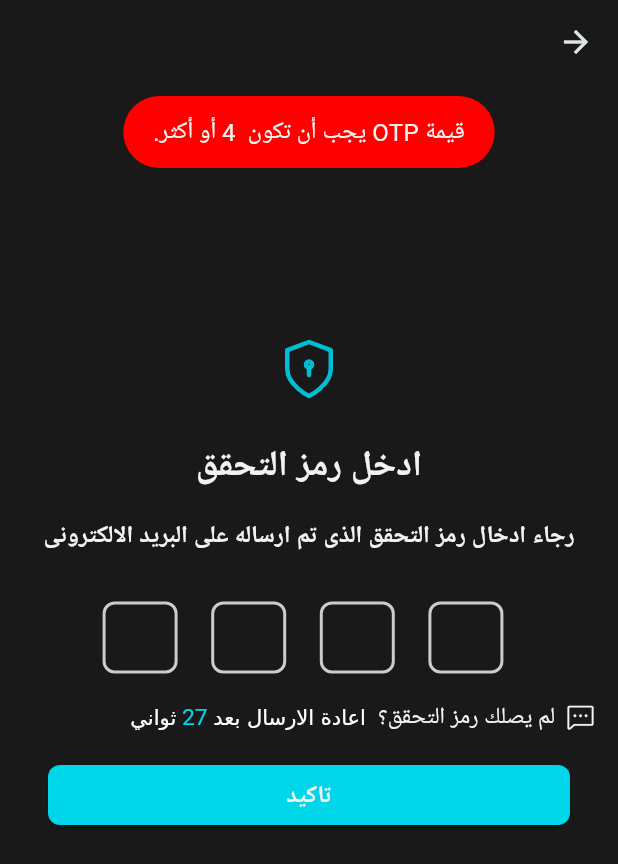
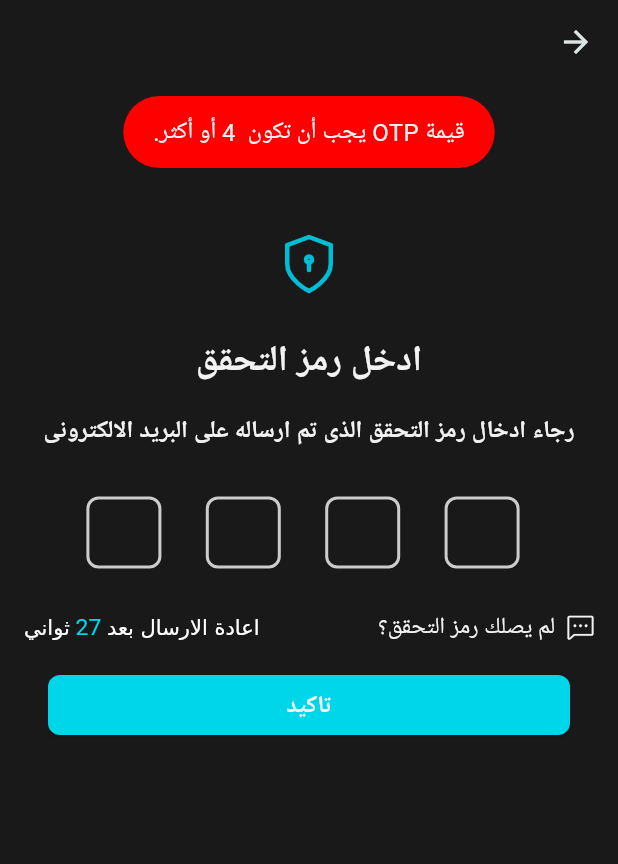
Before and after one commit to SakerDakak/ur-fit, a Flutter app: the OTPWidget screen opened directly with empty values, after a tap on "تاكيد", on a phone screen of 412 x 824 dp. Shown: the top 864 px of the screen. Run offline on Flutter 3.47's test engine with Material 3 defaults, Android fonts, the phone set to English and light mode, and no system bars; drawn by our look-alikes of flutter_otp_text_field, loader_overlay; our stand-ins replace animated_flip_counter, bloc, cached_network_image, dartz, dio, equatable and 26 more; missing offline and left inert: flutter_keychain, gif, health, shorebird_code_push; accounts and stored records are empty; Roboto replaces fonts that are missing (Cairo); project files that could hold a hidden picture were left out.

Commit message:
اصلاح وتحسين تحقق ال otp

```diff
--- a/lib/core/presentation/localization/app_ar.arb
+++ b/lib/core/presentation/localization/app_ar.arb
@@ -99,6 +99,7 @@
   "couponIsInValid": "هذا الكوبون غير صالح",
   "googleAuthenticationFailed": "فشل في التحقق من جوجل",
   "emailNotFound": "الايميل غير موجود",
+  "invalidVerificationCode": "كود التحقق غير صحيح",
   "youHaveSuccessfullySubscribedToPlan": "تم الاشتراك في الخطة بنجاح",
   "retry": "اعادة المحاولة",
   "pleaseEnterValidAge": "رجاء ادخال سن صحيح",
@@ -168,7 +169,7 @@
   "enterOtpCode": "ادخل رمز التحقق",
   "otpInfoText": "رجاء ادخال رمز التحقق الذى تم ارساله على البريد الالكترونى",
   "didntGetOtp": "لم يصلك رمز التحقق؟",
-  "pressToResendOtp": " اضغط هنا لاعادة الارسال",
+  "pressToResendOtp": "اضغط هنا لاعادة الارسال",
   "confirm": "تاكيد",
   "welcome": "مرحبا",
   "welcomingPhrase1": "سعداء بانضمامك الينا ",
--- a/lib/core/presentation/localization/app_en.arb
+++ b/lib/core/presentation/localization/app_en.arb
@@ -99,6 +99,7 @@
   "couponIsInValid": "This coupon is invalid",
   "googleAuthenticationFailed": "Google authentication failed",
   "emailNotFound": "Email not found",
+  "invalidVerificationCode": "Invalid verification code",
   "youHaveSuccessfullySubscribedToPlan": "You have successfully subscribed to the plan",
   "selectAll": "Select All",
   "retry": "Retry",
@@ -169,7 +170,7 @@
   "enterOtpCode": "Enter Otp Code",
   "otpInfoText": "Enter otp code that sent to your email",
   "didntGetOtp": "Didn't get otp?",
-  "pressToResendOtp": " Press here to resend",
+  "pressToResendOtp": "Press here to resend",
   "confirm": "Confirm",
   "welcome": "Welcome",
   "welcomingPhrase1": "We are happy to have you ",
--- a/lib/core/presentation/localization/app_localizations.dart
+++ b/lib/core/presentation/localization/app_localizations.dart
@@ -698,6 +698,12 @@ abstract class AppLocalizations {
   /// **'Email not found'**
   String get emailNotFound;
 
+  /// No description provided for @invalidVerificationCode.
+  ///
+  /// In en, this message translates to:
+  /// **'Invalid verification code'**
+  String get invalidVerificationCode;
+
   /// No description provided for @youHaveSuccessfullySubscribedToPlan.
   ///
   /// In en, this message translates to:
@@ -1061,7 +1067,7 @@ abstract class AppLocalizations {
   /// No description provided for @pressToResendOtp.
   ///
   /// In en, this message translates to:
-  /// **' Press here to resend'**
+  /// **'Press here to resend'**
   String get pressToResendOtp;
 
   /// No description provided for @confirm.
--- a/lib/core/presentation/localization/app_localizations_ar.dart
+++ b/lib/core/presentation/localization/app_localizations_ar.dart
@@ -320,6 +320,9 @@ class AppLocalizationsAr extends AppLocalizations {
   String get emailNotFound => 'الايميل غير موجود';
 
   @override
+  String get invalidVerificationCode => 'كود التحقق غير صحيح';
+
+  @override
   String get youHaveSuccessfullySubscribedToPlan =>
       'تم الاشتراك في الخطة بنجاح';
 
@@ -511,7 +514,7 @@ class AppLocalizationsAr extends AppLocalizations {
   String get didntGetOtp => 'لم يصلك رمز التحقق؟';
 
   @override
-  String get pressToResendOtp => ' اضغط هنا لاعادة الارسال';
+  String get pressToResendOtp => 'اضغط هنا لاعادة الارسال';
 
   @override
   String get confirm => 'تاكيد';
--- a/lib/core/presentation/localization/app_localizations_en.dart
+++ b/lib/core/presentation/localization/app_localizations_en.dart
@@ -320,6 +320,9 @@ class AppLocalizationsEn extends AppLocalizations {
   String get emailNotFound => 'Email not found';
 
   @override
+  String get invalidVerificationCode => 'Invalid verification code';
+
+  @override
   String get youHaveSuccessfullySubscribedToPlan =>
       'You have successfully subscribed to the plan';
 
@@ -510,7 +513,7 @@ class AppLocalizationsEn extends AppLocalizations {
   String get didntGetOtp => 'Didn\'t get otp?';
 
   @override
-  String get pressToResendOtp => ' Press here to resend';
+  String get pressToResendOtp => 'Press here to resend';
 
   @override
   String get confirm => 'Confirm';
--- a/lib/modules/auth/persentation/views/widget/otp_widget.dart
+++ b/lib/modules/auth/persentation/views/widget/otp_widget.dart
@@ -13,15 +13,13 @@ import '../../../../../core/presentation/style/colors.dart';
 import '../../../../../core/presentation/style/fonts.dart';
 
 class OTPWidget extends StatefulWidget {
-  const OTPWidget(
-      {super.key,
+  const OTPWidget({
+    super.key,
     required this.submitOtp,
     required this.resendCode,
-      required this.shouldResend});
-  // static const String route = "/otpScreen";
-  // static String routeWithData(String email, {bool shouldResend = false}) {
-  //   return "/otpScreen?email=$email&should_resend=$shouldResend";
-  // }
+    required this.shouldResend,
+  });
+
   final Future<void> Function(String otp) submitOtp;
   final Future<bool> Function() resendCode;
 
@@ -57,8 +55,9 @@ class _OTPWidgetState extends State<OTPWidget> {
 
   Future<void> _verifyOTP() async {
     final otp = otpCode.toString();
-    if (otp.length != 4)
+    if (otp.length != 4) {
       return Alerts.showToast(L10n.tr().valueMustBeNum(4, "OTP"));
+    }
 
     setState(() {
       isLoading = true;
@@ -105,7 +104,7 @@ class _OTPWidgetState extends State<OTPWidget> {
             crossAxisAlignment: CrossAxisAlignment.start,
             children: [
               SizedBox(
-                height: 150.px,
+                height: 80.px,
               ),
               Center(
                   child: SvgPicture.asset(
@@ -138,7 +137,7 @@ class _OTPWidgetState extends State<OTPWidget> {
                 height: 32.px,
               ),
               Padding(
-                padding: const EdgeInsets.symmetric(horizontal: 38),
+                padding: const EdgeInsets.symmetric(horizontal: 20),
                 child: Directionality(
                   textDirection: TextDirection.ltr,
                   child: OtpTextField(
@@ -168,11 +167,10 @@ class _OTPWidgetState extends State<OTPWidget> {
                   ),
                 ),
               ),
-              SizedBox(height: 16.px),
-              Wrap(
-                crossAxisAlignment: WrapCrossAlignment.center,
-                alignment: WrapAlignment.center,
-                runAlignment: WrapAlignment.center,
+              SizedBox(height: 26.px),
+              Row(
+                children: [
+                  Row(
                     children: [
                       SvgPicture.asset(
                         AssetsManager.msg,
@@ -180,11 +178,14 @@ class _OTPWidgetState extends State<OTPWidget> {
                         height: 18.px,
                       ),
                       SizedBox(width: 8.px),
-                  Text(
+                    ],
+                  ),
+                  Expanded(
+                    child: Text(
                       L10n.tr().didntGetOtp,
                       style: TStyle.regular_16,
                     ),
-                  SizedBox(width: 8.px),
+                  ),
                   ValueListenableBuilder(
                     valueListenable: seconds,
                     builder: (context, value, child) => value < 1
@@ -209,16 +210,17 @@ class _OTPWidgetState extends State<OTPWidget> {
                           child!,
                           if (value)
                             const SizedBox(
-                                height: 24,
-                                width: 24,
-                                child: CircularProgressIndicator())
+                              height: 20,
+                              width: 20,
+                              child: CircularProgressIndicator(),
+                            )
                         ],
                       ),
                       child: TextButton(
                         onPressed: _resendOtp,
                         child: Text(
                           L10n.tr().pressToResendOtp,
-                          style: TStyle.regular_16.copyWith(
+                          style: TStyle.regular_14.copyWith(
                               color: Theme.of(context).colorScheme.primary),
                         ),
                       ),
@@ -233,7 +235,6 @@ class _OTPWidgetState extends State<OTPWidget> {
                   text: L10n.tr().confirm,
                   isLoading: isLoading,
                   onPressed: () {
-                    /// TODO : Implement OTP code verification logic
                     _verifyOTP();
                   })
             ],
```
Also changed, not shown: lib/modules/auth/persentation/views/forget_password_otp_screen.dart (+11 -2 lines). Lines whose indentation alone changed are shown as unchanged.
